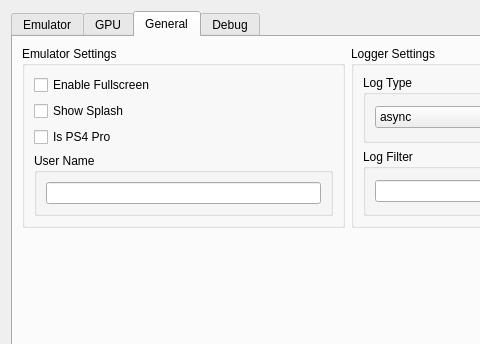
First picture: the form in src/qt_gui/settings_dialog.ui, repository shadps4-emu/shadPS4, before the edit; both pictures show x 0 to 480 and y 0 to 344 of the 1024 by 768 pixel window.
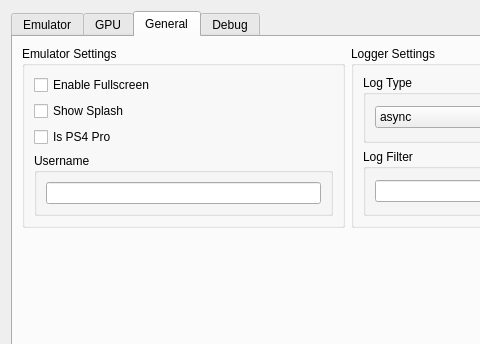
Second picture: the form after the edit. The open tabs and pages were chosen to show the change. Icons and pictures are not drawn.

Commit message: fix 3 (thanks Poly)

```diff
--- a/src/qt_gui/settings_dialog.ui
+++ b/src/qt_gui/settings_dialog.ui
@@ -668,7 +668,7 @@
                    <item>
                     <widget class="QGroupBox" name="userName">
                      <property name="title">
-                      <string>User Name</string>
+                      <string>Username</string>
                      </property>
                      <layout class="QVBoxLayout" name="userNameLayout">
                       <item>
```
